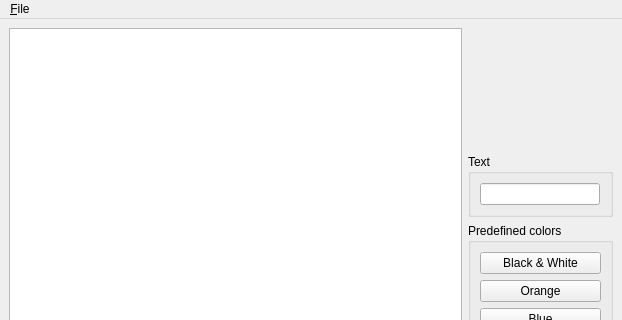
The window that qmmpaper.ui (alexisrobert/qmmpaper) describes before a commit, drawn with Qt 5; both pictures show x 0 to 622 and y 0 to 320 of the 622 by 498 pixel window.
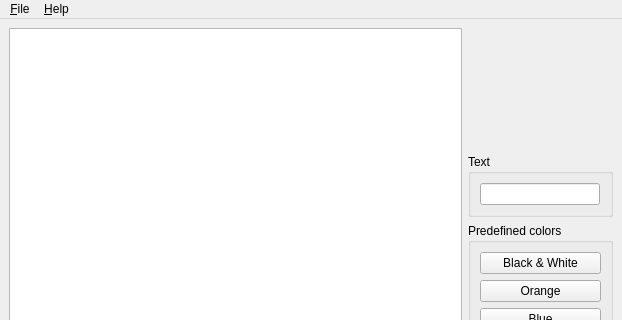
The same window after the commit.

Commit message:
[hg-to-svn @ 3aedaa08b3ddc2c2b8cbf26d4763d4c524e22799] Add an about box (in the TGV, i'm arriving at Valence, France, commit was just ready when the train stopped :) )
Original author: Alexis ROBERT <alexis@fnux.org>

extra : convert_revision : svn%3A39c084ec-cf30-0410-831f-6db5eb452e64/trunk%4012

What changed in the file:
```diff
--- a/qmmpaper.ui
+++ b/qmmpaper.ui
@@ -144,7 +144,14 @@
     <addaction name="menuPrintSettings" />
     <addaction name="menuExit" />
    </widget>
+   <widget class="QMenu" name="menu_Help" >
+    <property name="title" >
+     <string>&amp;Help</string>
+    </property>
+    <addaction name="about" />
+   </widget>
    <addaction name="menu_File" />
+   <addaction name="menu_Help" />
   </widget>
   <widget class="QStatusBar" name="statusbar" />
   <action name="menuExit" >
```
Left out of the diff: 5 changed lines with no effect on the pictures. The commit also changes 2 other files.
